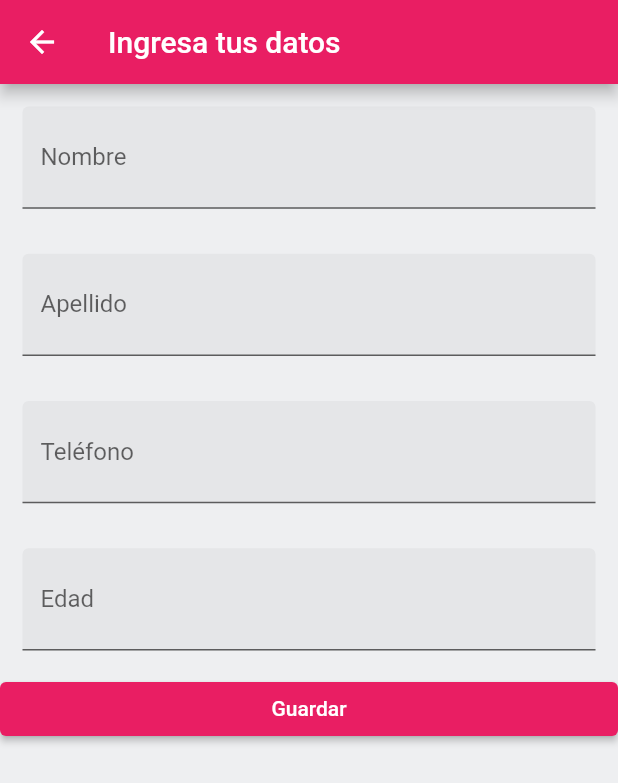
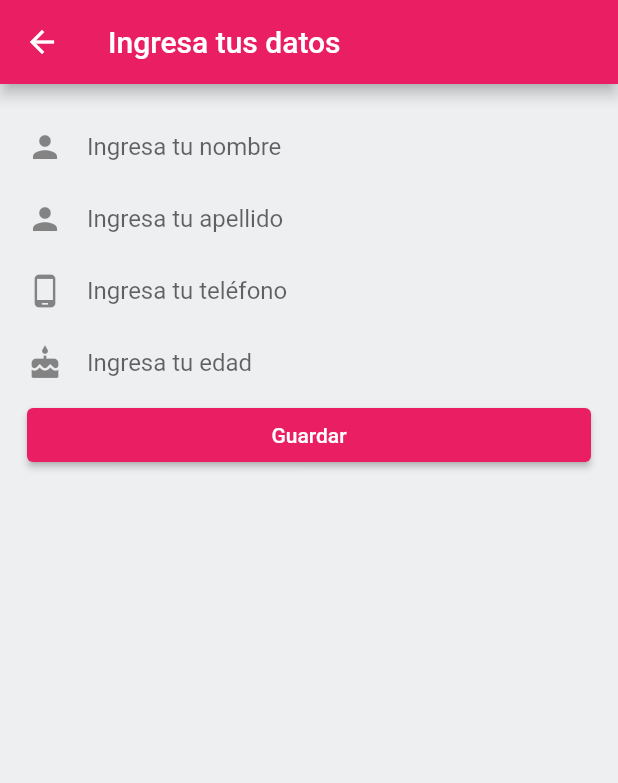
Before and after one commit to camilamlz/AppPersonasRepo, a Flutter app: the screen it shows after launch, after a tap on the "add" icon, on a phone screen of 412 x 824 dp. Shown: the top 783 px of the screen. Run offline on Flutter 3.47's test engine with Material 2 defaults, Android fonts, the phone set to English and light mode, and no system bars; missing offline and left inert: dart:ffi.

Commit message:
Organizado formulario de creación y validado input type int en edad

```diff
--- a/lib/create.dart
+++ b/lib/create.dart
@@ -6,8 +6,10 @@ import 'package:flutter/material.dart';
 import 'package:flutter/services.dart';
 
 class RegisterContact extends StatefulWidget {
+
   @override
   State<StatefulWidget> createState() => _RegisterContact();
+
 }
 
 class _RegisterContact extends State<RegisterContact> {
@@ -29,63 +31,45 @@ class _RegisterContact extends State<RegisterContact> {
   Widget build(BuildContext context) {
     return Scaffold(
         appBar: AppBar(
-          title: Text("Ingresa tus datos "),
+          title: const Text("Ingresa tus datos "),
         ),
         body: ListView(
+          padding: const EdgeInsets.all(18.0),
           children: [
-            TextBox(controllerName, "Nombre"),
-            TextBox(controllerSurname, "Apellido"),
-            TextBox(controllerPhone, "Teléfono"),
-            TextBox(controllerAge, "Edad"),
+            TextField(controller: controllerName,
+              decoration: const InputDecoration(
+                  border: InputBorder.none,
+                  hintText: "Ingresa tu nombre",
+                  icon: Icon(Icons.person)
+              ),
+            ),
+            TextField(controller: controllerSurname,
+              decoration: const InputDecoration(
+                  border: InputBorder.none,
+                  hintText: "Ingresa tu apellido",
+                  icon: Icon(Icons.person)
+              ),
+            ),
+            TextField(controller: controllerPhone,
+              decoration: const InputDecoration(
+                  border: InputBorder.none,
+                  hintText: "Ingresa tu teléfono",
+                  icon: Icon(Icons.phone_android)
+              ),
+              keyboardType: TextInputType.phone,
+            ),
+            TextField(controller: controllerAge,
+            decoration: const InputDecoration(
+              border: InputBorder.none,
+              hintText: "Ingresa tu edad",
+              icon: Icon(Icons.cake)
+            ),
+            keyboardType: TextInputType.number,
+            ),
 
-       /*   body: Padding(
-            padding: const EdgeInsets.all(16.0),
-            child: Column(
-
-              mainAxisAlignment: MainAxisAlignment.start,
-              crossAxisAlignment: CrossAxisAlignment.start,
-              children: <Widget>[
-                Text("Bienvenido"),
-                Text("Ingresa tus datos",style: TextStyle(fontSize: 28.0,fontWeight: FontWeight.w800),),
-                SizedBox(height: 40.0,),
-                TextBox(controllerName, "Nombre"),
-                SizedBox(height: 10.0,),
-                Container(
-                  decoration: BoxDecoration(
-                      color: Color(0xFFFFFFFF),
-                      borderRadius: BorderRadius.circular(10.0),
-                      boxShadow: [
-                        BoxShadow(
-                            color: Color.fromRGBO(0, 0, 0, 0.2),
-                            offset: Offset(2, 2),
-                            blurRadius: 6.0,
-                            spreadRadius: 3.0
-                        ),
-                      ]
-                  ),
-                ),
-                SizedBox(height: 10.0,),
-                TextBox(controllerPhone, "Edad"),
-                SizedBox(height: 10.0,),
-                Container(
-                  decoration: BoxDecoration(
-                      color: Color(0xFFFFFFFF),
-                      borderRadius: BorderRadius.circular(10.0),
-                      boxShadow: [
-                        BoxShadow(
-                            color: Color.fromRGBO(0, 0, 0, 0.2),
-                            offset: Offset(2, 2),
-                            blurRadius: 6.0,
-                            spreadRadius: 3.0
-                        ),
-                      ]
-                  ),
-                )
-              ],
-            ),
-          ),*/
             ElevatedButton(
                 onPressed: () {
+
                   String name = controllerName.text;
                   String surname = controllerSurname.text;
                   String phone = controllerPhone.text;
@@ -93,13 +77,16 @@ class _RegisterContact extends State<RegisterContact> {
 
 
                   if (name.isNotEmpty &&
-                      //surname.isNotEmpty &&
-                      phone.isNotEmpty) {
+                      surname.isNotEmpty &&
+                      phone.isNotEmpty &&
+                      age.isNotEmpty) {
                     Navigator.pop(context,
-                        new Client(name: name, surname: surname, phone: phone, age: age));
+                        Client(name: name, surname: surname, phone: phone, age: age));
                   }
                 },
-                child: Text("Guardar")),
+
+                child: const Text("Guardar")),
+
       ]
         ));
   }
--- a/lib/list.dart
+++ b/lib/list.dart
@@ -24,7 +24,7 @@ class _MyHomePage extends State<MyHomePage> {
         title: Text(widget._title),
       ),
       body: ListView.builder(
-        itemCount: clients.length,
+        itemCount: clients.length, //contador de lista de clientes
         itemBuilder: (context, index) {
           return ListTile(
             onTap: () {
@@ -49,7 +49,7 @@ class _MyHomePage extends State<MyHomePage> {
               removeClient(context, clients[index]);
             },
             title: Text(clients[index].name + " " + clients[index].surname),
-            subtitle: Text(clients[index].name),
+            subtitle: Text(clients[index].phone),
             leading: CircleAvatar(
               child: Text(clients[index].name.substring(0, 1)),
             ),
@@ -60,6 +60,7 @@ class _MyHomePage extends State<MyHomePage> {
           );
         },
       ),
+
       floatingActionButton: FloatingActionButton(
         onPressed: () {
           Navigator.push(
@@ -76,7 +77,9 @@ class _MyHomePage extends State<MyHomePage> {
         },
         tooltip: "Agregar",
         child: Icon(Icons.add),
+
       ),
+
     );
   }
 
@@ -111,7 +114,8 @@ class _MyHomePage extends State<MyHomePage> {
           ],
         ));
   }
-}
+
+  }
 
 class Client {
   var name;
--- a/lib/messages.dart
+++ b/lib/messages.dart
@@ -6,6 +6,6 @@ messageResponse(BuildContext context, String name) {
       context: context,
       builder: (_) => AlertDialog(
       //  title: Text(""),
-        content: Text("El cliente " + name),
+        content: Text("El usuario " + name),
       ));
 }
--- a/lib/update.dart
+++ b/lib/update.dart
@@ -30,7 +30,7 @@ class _ModifyContact extends State<ModifyContact> {
   Widget build(BuildContext context) {
     return Scaffold(
       appBar: AppBar(
-        title: Text("Modificar Contacto"),
+        title: Text("Modificar Usuario"),
       ),
       body: ListView(
         children: [
```
